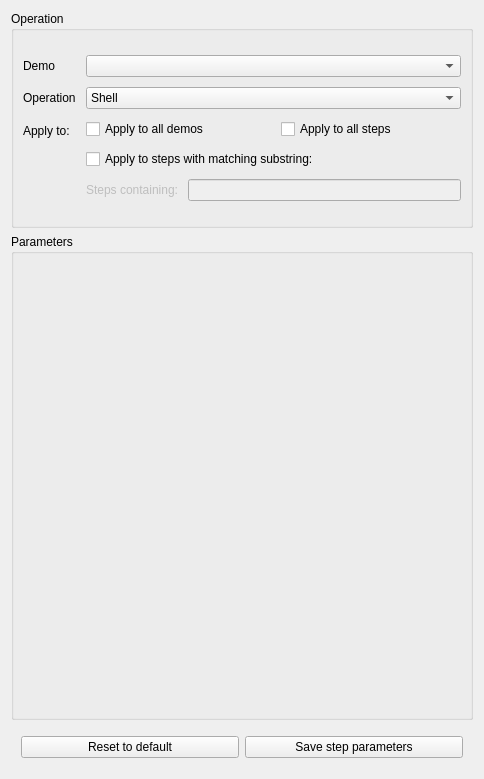
Qt form isu/ui/ops/tab.ui (clpi/isutils) before a commit.
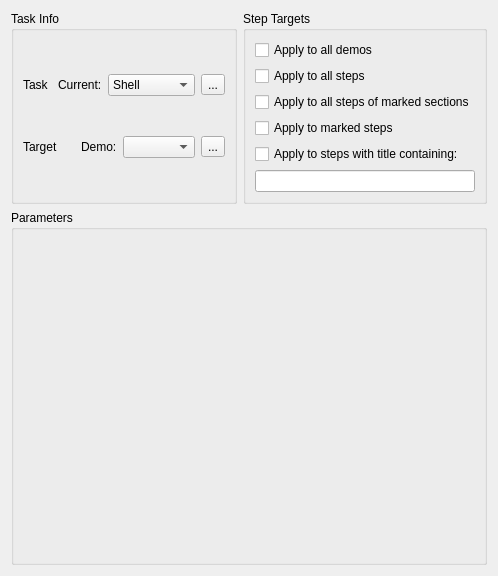
The same form after that commit.

The edit to the form file:
```diff
--- a/isu/ui/ops/tab.ui
+++ b/isu/ui/ops/tab.ui
@@ -6,67 +6,62 @@
    <rect>
     <x>0</x>
     <y>0</y>
-    <width>484</width>
-    <height>779</height>
+    <width>498</width>
+    <height>576</height>
    </rect>
   </property>
-  <layout class="QVBoxLayout" name="opLayout">
+  <layout class="QVBoxLayout" name="verticalLayout_4">
    <item>
-    <widget class="QGroupBox" name="operationSelect">
-     <property name="enabled">
-      <bool>true</bool>
+    <layout class="QHBoxLayout" name="horizontalLayout_5">
+     <property name="sizeConstraint">
+      <enum>QLayout::SetMinimumSize</enum>
+     </property>
+     <item>
+      <widget class="QGroupBox" name="verticalGroupBox_3">
+       <property name="contextMenuPolicy">
+        <enum>Qt::ActionsContextMenu</enum>
      </property>
      <property name="title">
-      <string>Operation</string>
-     </property>
-     <property name="flat">
-      <bool>true</bool>
-     </property>
-     <layout class="QVBoxLayout" name="verticalLayout_3">
-      <property name="spacing">
-       <number>10</number>
-      </property>
-      <property name="leftMargin">
-       <number>4</number>
-      </property>
-      <property name="topMargin">
-       <number>4</number>
-      </property>
-      <property name="rightMargin">
-       <number>4</number>
-      </property>
-      <property name="bottomMargin">
-       <number>4</number>
-      </property>
+        <string>Task Info</string>
+       </property>
+       <layout class="QVBoxLayout" name="verticalLayout_6">
+        <item>
+         <layout class="QHBoxLayout" name="horizontalLayout">
+          <item>
+           <widget class="QLabel" name="label_2">
+            <property name="sizePolicy">
+             <sizepolicy hsizetype="Preferred" vsizetype="Minimum">
+              <horstretch>0</horstretch>
+              <verstretch>0</verstretch>
+             </sizepolicy>
+            </property>
+            <property name="text">
+             <string>Task</string>
+            </property>
+           </widget>
+          </item>
       <item>
-       <layout class="QFormLayout" name="formLayout">
-        <property name="verticalSpacing">
-         <number>10</number>
-        </property>
-        <property name="leftMargin">
-         <number>5</number>
-        </property>
-        <property name="topMargin">
-         <number>20</number>
-        </property>
-        <property name="rightMargin">
-         <number>5</number>
-        </property>
-        <property name="bottomMargin">
-         <number>20</number>
-        </property>
-        <item row="1" column="0">
-         <widget class="QLabel" name="applyOpLabel">
+           <spacer name="horizontalSpacer_2">
+            <property name="orientation">
+             <enum>Qt::Horizontal</enum>
+            </property>
+            <property name="sizeHint" stdset="0">
+             <size>
+              <width>463</width>
+              <height>20</height>
+             </size>
+            </property>
+           </spacer>
+          </item>
+          <item>
+           <widget class="QLabel" name="label_4">
           <property name="text">
-           <string>Operation</string>
+             <string>Current:</string>
           </property>
          </widget>
         </item>
-        <item row="1" column="1">
-         <widget class="QComboBox" name="opCombo">
-          <property name="enabled">
-           <bool>true</bool>
-          </property>
+          <item>
+           <widget class="QComboBox" name="comboBox_2">
           <item>
            <property name="text">
             <string>Shell</string>
@@ -89,39 +84,98 @@
           </item>
           <item>
            <property name="text">
-            <string>Audio</string>
+              <string>Add Audio</string>
            </property>
           </item>
           <item>
            <property name="text">
-            <string>Add pacing</string>
+              <string>Pacing</string>
            </property>
           </item>
           <item>
            <property name="text">
-            <string>Add text</string>
+              <string>Add Text</string>
            </property>
           </item>
           <item>
            <property name="text">
-            <string>Render to video</string>
+              <string>Render</string>
            </property>
           </item>
          </widget>
         </item>
-        <item row="2" column="0">
-         <widget class="QLabel" name="applyToLabel">
+          <item>
+           <widget class="QToolButton" name="toolButton">
           <property name="text">
-           <string>Apply to:</string>
+             <string>...</string>
           </property>
          </widget>
         </item>
-        <item row="2" column="1">
-         <layout class="QHBoxLayout" name="horizontalLayout">
+         </layout>
+        </item>
           <item>
-           <layout class="QVBoxLayout" name="verticalLayout_18">
+         <layout class="QHBoxLayout" name="targetLayout">
             <item>
-             <layout class="QHBoxLayout" name="horizontalLayout_2">
+           <widget class="QLabel" name="label">
+            <property name="text">
+             <string>Target</string>
+            </property>
+           </widget>
+          </item>
+          <item>
+           <spacer name="horizontalSpacer">
+            <property name="orientation">
+             <enum>Qt::Horizontal</enum>
+            </property>
+            <property name="sizeHint" stdset="0">
+             <size>
+              <width>40</width>
+              <height>20</height>
+             </size>
+            </property>
+           </spacer>
+          </item>
+          <item>
+           <widget class="QLabel" name="label_5">
+            <property name="text">
+             <string>Demo:</string>
+            </property>
+           </widget>
+          </item>
+          <item>
+           <widget class="QComboBox" name="comboBox"/>
+          </item>
+          <item>
+           <widget class="QToolButton" name="toolButton_2">
+            <property name="text">
+             <string>...</string>
+            </property>
+           </widget>
+          </item>
+         </layout>
+        </item>
+       </layout>
+      </widget>
+     </item>
+     <item>
+      <spacer name="horizontalSpacer_4">
+       <property name="orientation">
+        <enum>Qt::Horizontal</enum>
+       </property>
+       <property name="sizeHint" stdset="0">
+        <size>
+         <width>40</width>
+         <height>20</height>
+        </size>
+       </property>
+      </spacer>
+     </item>
+     <item>
+      <widget class="QGroupBox" name="verticalGroupBox_2">
+       <property name="title">
+        <string>Step Targets</string>
+       </property>
+       <layout class="QVBoxLayout" name="verticalLayout_5">
               <item>
                <widget class="QCheckBox" name="allDemoCheck">
                 <property name="maximumSize">
@@ -157,121 +211,54 @@
                 </property>
                </widget>
               </item>
-             </layout>
+        <item>
+         <widget class="QCheckBox" name="checkBox_2">
+          <property name="text">
+           <string>Apply to all steps of marked sections</string>
+          </property>
+         </widget>
+        </item>
+        <item>
+         <widget class="QCheckBox" name="checkBox">
+          <property name="text">
+           <string>Apply to marked steps</string>
+          </property>
+         </widget>
             </item>
             <item>
              <widget class="QCheckBox" name="matchSubstringCheck">
               <property name="text">
-               <string>Apply to steps with matching substring:</string>
+           <string>Apply to steps with title containing:</string>
               </property>
              </widget>
             </item>
             <item>
-             <layout class="QHBoxLayout" name="horizontalLayout_13">
-              <item>
-               <widget class="QLabel" name="label_16">
-                <property name="enabled">
-                 <bool>false</bool>
-                </property>
-                <property name="text">
-                 <string>Steps containing:</string>
-                </property>
-               </widget>
-              </item>
-              <item>
-               <widget class="QLineEdit" name="matchSubstringText">
-                <property name="enabled">
-                 <bool>false</bool>
-                </property>
-               </widget>
-              </item>
-             </layout>
-            </item>
-           </layout>
-          </item>
-         </layout>
-        </item>
-        <item row="0" column="0">
-         <widget class="QLabel" name="applyDemoLabel">
-          <property name="text">
-           <string>Demo</string>
-          </property>
-         </widget>
-        </item>
-        <item row="0" column="1">
-         <widget class="QComboBox" name="demoCombo"/>
-        </item>
-       </layout>
-      </item>
-     </layout>
-    </widget>
-   </item>
+         <widget class="QLineEdit" name="lineEdit"/>
+        </item>
+       </layout>
+      </widget>
+     </item>
+    </layout>
+   </item>
    <item>
-    <widget class="QGroupBox" name="groupBox_6">
-     <property name="enabled">
-      <bool>true</bool>
-     </property>
+    <widget class="QGroupBox" name="groupBox">
      <property name="title">
       <string>Parameters</string>
      </property>
-     <property name="flat">
-      <bool>true</bool>
-     </property>
      <layout class="QVBoxLayout" name="verticalLayout">
-      <property name="leftMargin">
-       <number>4</number>
-      </property>
-      <property name="topMargin">
-       <number>4</number>
-      </property>
-      <property name="rightMargin">
-       <number>4</number>
-      </property>
-      <property name="bottomMargin">
-       <number>4</number>
-      </property>
       <item>
-       <widget class="QStackedWidget" name="opsParamsStack">
-        <property name="autoFillBackground">
-         <bool>false</bool>
-        </property>
-        <property name="currentIndex">
-         <number>-1</number>
-        </property>
-       </widget>
+       <widget class="QStackedWidget" name="stackedWidget">
+        <widget class="QWidget" name="page">
+         <layout class="QVBoxLayout" name="verticalLayout_7">
+          <item>
+           <layout class="QVBoxLayout" name="verticalLayout_3"/>
       </item>
      </layout>
     </widget>
-   </item>
-   <item>
-    <layout class="QHBoxLayout" name="horizontalLayout_9">
-     <property name="leftMargin">
-      <number>10</number>
-     </property>
-     <property name="topMargin">
-      <number>10</number>
-     </property>
-     <property name="rightMargin">
-      <number>10</number>
-     </property>
-     <property name="bottomMargin">
-      <number>10</number>
-     </property>
-     <item>
-      <widget class="QPushButton" name="resetStepParamsBtn">
-       <property name="text">
-        <string>Reset to default</string>
-       </property>
-      </widget>
-     </item>
-     <item>
-      <widget class="QPushButton" name="saveStepParamsBtn">
-       <property name="text">
-        <string>Save step parameters</string>
-       </property>
-      </widget>
-     </item>
-    </layout>
+       </widget>
+      </item>
+     </layout>
+    </widget>
    </item>
   </layout>
  </widget>
```
Left out of the diff: 19 changed lines with no effect on the pictures. Lines whose indentation alone changed are shown as unchanged.
